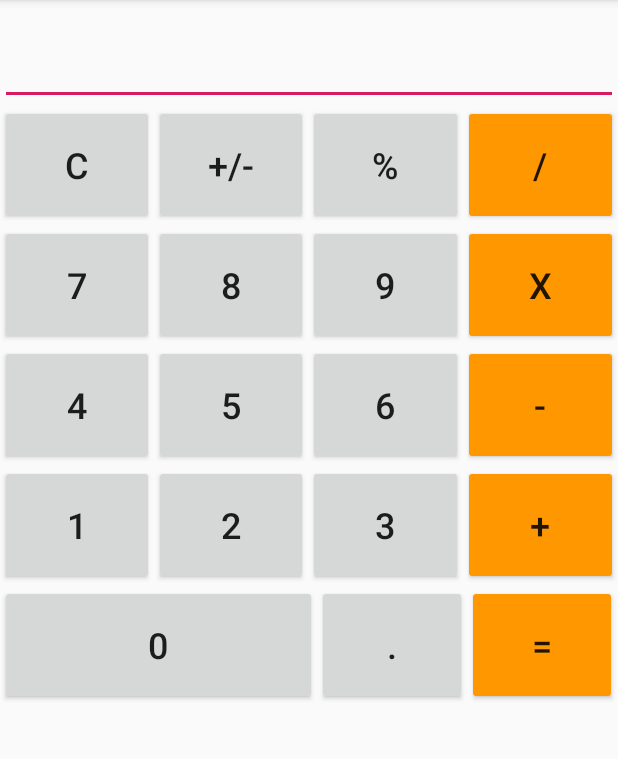
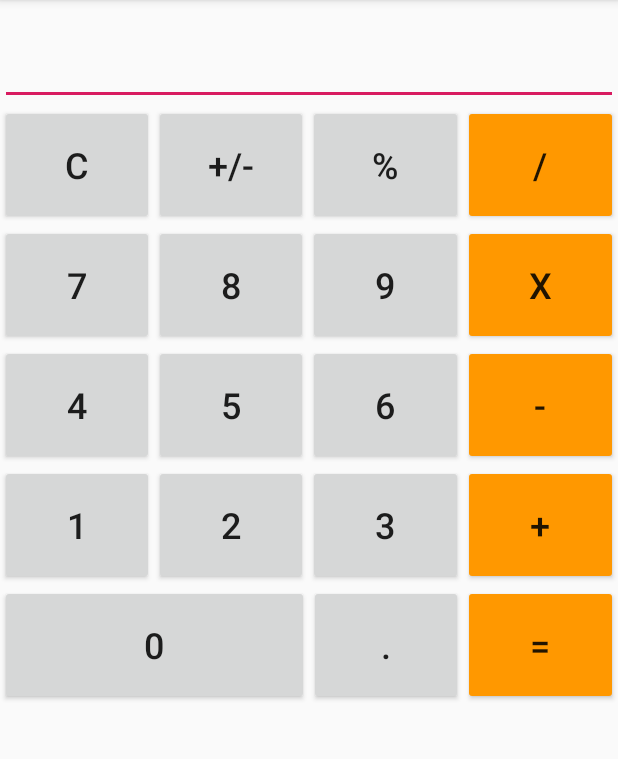
Before and after one commit to RodionKunafin/SuperCalculator, an Android app: the screen it shows after launch (MainActivity), on a phone screen of 412 x 824 dp, the part 84-843 px from its top. Run offline under Robolectric (Android 15) with nearby library versions, the phone set to English and light mode, and no system bars.

Commit message:
Рабочий код,добавлена кнопка процент

```diff
--- a/app/src/main/java/com/example/supercalculator/MainActivity.java
+++ b/app/src/main/java/com/example/supercalculator/MainActivity.java
@@ -8,12 +8,16 @@ import android.widget.Button;
 import android.widget.EditText;
 import android.widget.TextView;
 
+import org.w3c.dom.Text;
+
 public class MainActivity extends AppCompatActivity {
     TextView resultField;
     EditText numberField;
     TextView operationField;
     Double operand = null;
     String lastOperation = "=";
+    Button btnC;
+    Button btnChangeOfSign;
 
     @Override
     protected void onCreate(Bundle savedInstanceState) {
@@ -24,8 +28,8 @@ public class MainActivity extends AppCompatActivity {
         numberField = (EditText) findViewById(R.id.numberField);
         operationField = (TextView) findViewById(R.id.operationField);
 
-        Button btnC = findViewById(R.id.btnC);
-        Button btnChangeOfSign = findViewById(R.id.btnChangeOfSign);
+        btnC = findViewById(R.id.btnC);
+        btnChangeOfSign = findViewById(R.id.btnChangeOfSign);
         Button btnPercent = findViewById(R.id.btnPercent);
         Button btnDivision = findViewById(R.id.btnDivision);
         Button btn7 = findViewById(R.id.btn7);
@@ -103,7 +107,7 @@ public class MainActivity extends AppCompatActivity {
                     break;
                 case "/":
                     if(number==0){
-                        operand =0.0;
+                        break;
                     }
                     else{
                         operand /=number;
@@ -118,9 +122,15 @@ public class MainActivity extends AppCompatActivity {
                 case "-":
                     operand -=number;
                     break;
+                case "%":
+                    operand%=number;
+                    break;
+
             }
         }
         resultField.setText(operand.toString().replace('.', ','));
         numberField.setText("");
     }
+
+
 }
--- a/app/src/main/res/layout/activity_main.xml
+++ b/app/src/main/res/layout/activity_main.xml
@@ -42,7 +42,7 @@
 
         <Button
             android:id="@+id/btnC"
-            android:layout_width="100dp"
+            android:layout_width="0dp"
             android:layout_height="80dp"
             android:layout_weight="1"
             android:textSize="24sp"
@@ -50,7 +50,7 @@
             android:text="@string/btnC" />
         <Button
             android:id="@+id/btnChangeOfSign"
-            android:layout_width="100dp"
+            android:layout_width="0dp"
             android:layout_height="80dp"
             android:text="@string/btnChangeOfSign"
             android:textSize="24sp"
@@ -59,7 +59,7 @@
 
         <Button
             android:id="@+id/btnPercent"
-            android:layout_width="100dp"
+            android:layout_width="0dp"
             android:layout_height="80dp"
             android:layout_weight="1"
             android:textSize="24sp"
@@ -68,7 +68,7 @@
 
         <Button
             android:id="@+id/btnDivision"
-            android:layout_width="100dp"
+            android:layout_width="0dp"
             android:layout_height="80dp"
             android:layout_weight="1"
             android:backgroundTint="#FF9800"
@@ -86,7 +86,7 @@
 
         <Button
             android:id="@+id/btn7"
-            android:layout_width="100dp"
+            android:layout_width="0dp"
             android:layout_height="80dp"
             android:layout_weight="1"
             android:text="@string/btn7"
@@ -95,7 +95,7 @@
 
         <Button
             android:id="@+id/btn8"
-            android:layout_width="100dp"
+            android:layout_width="0dp"
             android:layout_height="80dp"
             android:layout_weight="1"
             android:text="@string/btn8"
@@ -104,7 +104,7 @@
 
         <Button
             android:id="@+id/btn9"
-            android:layout_width="100dp"
+            android:layout_width="0dp"
             android:layout_height="80dp"
             android:layout_weight="1"
             android:text="@string/btn9"
@@ -113,7 +113,7 @@
 
     <Button
         android:id="@+id/x"
-        android:layout_width="100dp"
+        android:layout_width="0dp"
         android:layout_height="80dp"
         android:layout_weight="1"
         android:backgroundTint="#FF9800"
@@ -131,7 +131,7 @@
 
         <Button
             android:id="@+id/btn4"
-            android:layout_width="100dp"
+            android:layout_width="0dp"
             android:layout_height="80dp"
             android:layout_weight="1"
             android:text="@string/btn4"
@@ -140,7 +140,7 @@
 
         <Button
             android:id="@+id/btn5"
-            android:layout_width="100dp"
+            android:layout_width="0dp"
             android:layout_height="80dp"
             android:layout_weight="1"
             android:text="@string/btn5"
@@ -149,7 +149,7 @@
 
         <Button
             android:id="@+id/btn6"
-            android:layout_width="100dp"
+            android:layout_width="0dp"
             android:layout_height="80dp"
             android:layout_weight="1"
             android:text="@string/btn6"
@@ -158,7 +158,7 @@
 
         <Button
             android:id="@+id/btnMinus"
-            android:layout_width="100dp"
+            android:layout_width="0dp"
             android:layout_height="80dp"
             android:layout_weight="1"
             android:backgroundTint="#FF9800"
@@ -176,7 +176,7 @@
 
         <Button
             android:id="@+id/btn1"
-            android:layout_width="100dp"
+            android:layout_width="0dp"
             android:layout_height="80dp"
             android:layout_weight="1"
             android:text="@string/btn1"
@@ -185,7 +185,7 @@
 
         <Button
             android:id="@+id/btn2"
-            android:layout_width="100dp"
+            android:layout_width="0dp"
             android:layout_height="80dp"
             android:layout_weight="1"
             android:text="@string/btn2"
@@ -194,7 +194,7 @@
 
         <Button
             android:id="@+id/btn3"
-            android:layout_width="100dp"
+            android:layout_width="0dp"
             android:layout_height="80dp"
             android:layout_weight="1"
             android:text="@string/btn3"
@@ -203,7 +203,7 @@
 
         <Button
             android:id="@+id/btnPlus"
-            android:layout_width="100dp"
+            android:layout_width="0dp"
             android:layout_height="80dp"
             android:layout_weight="1"
             android:backgroundTint="#FF9800"
@@ -220,27 +220,27 @@
 
         <Button
             android:id="@+id/btn0"
-            android:layout_width="100dp"
+            android:layout_width="0dp"
             android:layout_height="80dp"
-            android:layout_weight="10"
+            android:layout_weight="2"
             android:text="@string/btn0"
             android:onClick="onNumberClick"
             android:textSize="24sp" />
 
         <Button
             android:id="@+id/btnPoint"
-            android:layout_width="100dp"
+            android:layout_width="0dp"
             android:layout_height="80dp"
-            android:layout_weight="0.01"
+            android:layout_weight="1"
             android:text="@string/btnPoint"
             android:onClick="onOperationClick"
             android:textSize="24sp" />
 
         <Button
             android:id="@+id/btnEqually"
-            android:layout_width="100dp"
+            android:layout_width="0dp"
             android:layout_height="80dp"
-            android:layout_weight="0.01"
+            android:layout_weight="1"
             android:backgroundTint="#FF9800"
             android:text="@string/btnEqually"
             android:onClick="onOperationClick"
```
